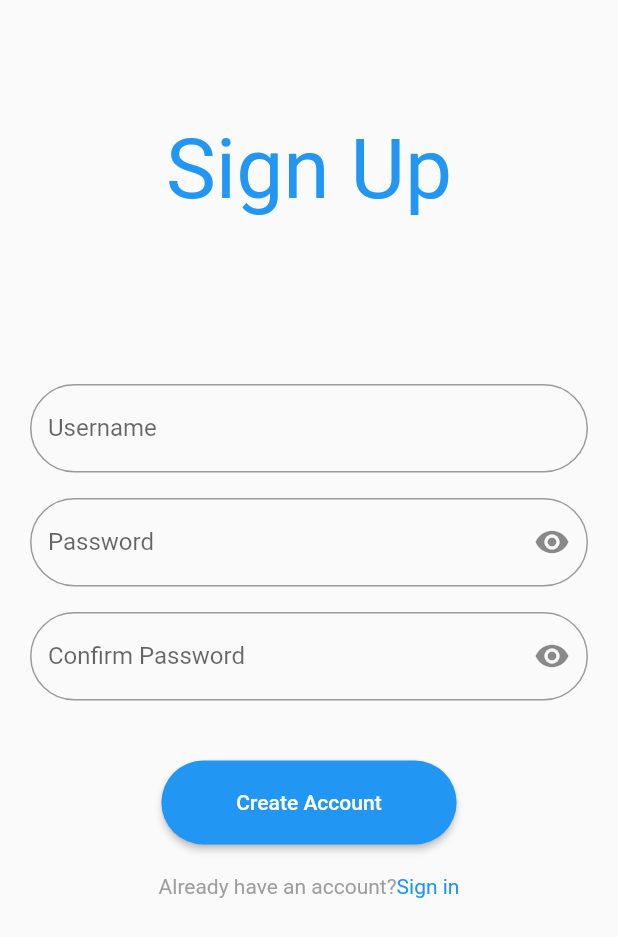
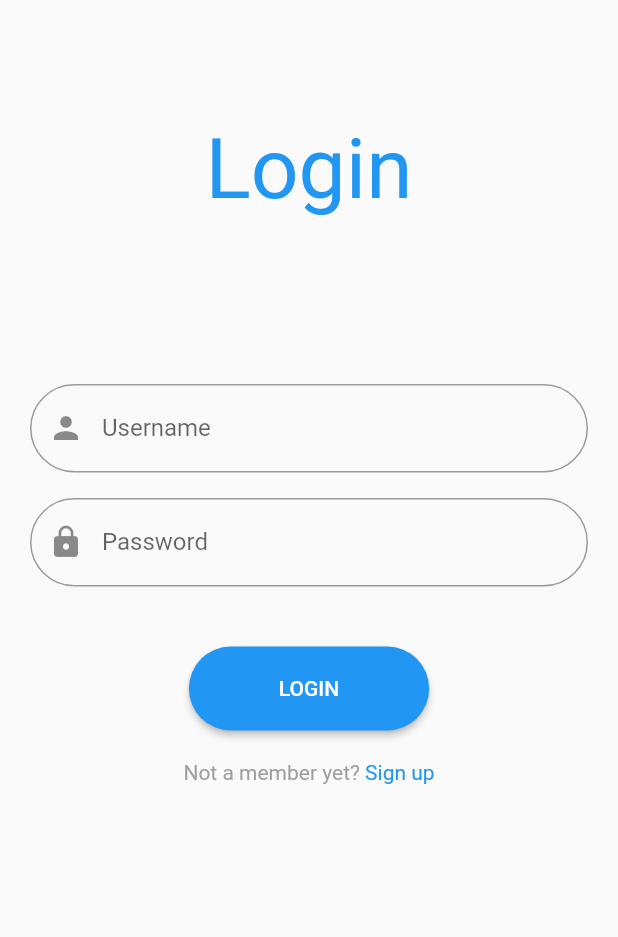
Before and after one commit to imaili/FireChat, a Flutter app: the screen it shows after launch, after a tap on "Sign in", on a phone screen of 412 x 824 dp. Shown: the top 937 px of the screen. Run offline on Flutter 3.47's test engine with Material 2 defaults, Android fonts, the phone set to English and light mode, and no system bars.

Commit message:
login page

```diff
--- a/lib/screens/auth_screen.dart
+++ b/lib/screens/auth_screen.dart
@@ -43,7 +43,7 @@ class _AuthScreenState extends State<AuthScreen> {
                   SizedBox(height: 60,),
                    Text(
 
-                     'Sign Up',
+                     _isLogin ? 'Login' : 'Sign Up',
 
                      style: Theme.of(context).textTheme.headline2,
                      ),
@@ -127,7 +127,7 @@ class _AuthScreenState extends State<AuthScreen> {
                shape: RoundedRectangleBorder(
                  borderRadius: BorderRadius.circular(30),
                ),
-               child: Text('Create Account', style: TextStyle(color: Colors.white),),
+               child: Text('CREATE ACCOUNT', style: TextStyle(color: Colors.white),),
             )
           ],
         )
@@ -136,11 +136,11 @@ class _AuthScreenState extends State<AuthScreen> {
       Row(
         mainAxisAlignment: MainAxisAlignment.center,
         children: [
-        Text('Already have an account?', style: TextStyle(color: Colors.grey),),
+        Text('Already have an account? ', style: TextStyle(color: Colors.grey),),
         InkWell(
           onTap: (){
             setState(() {
-              //_login = true;
+              _isLogin = true;
             });
           },
           child: Text('Sign in', style: TextStyle(color: Colors.blue),)
@@ -152,7 +152,68 @@ class _AuthScreenState extends State<AuthScreen> {
   }
 
   Widget buildLoginForm() {
-    return Form();
+    return Column(
+      children: [
+        Form(
+          child: Column(children: [
+            TextFormField(
+              decoration: InputDecoration(
+                labelText: 'Username',
+                prefixIcon: Icon(Icons.person),
+                border: OutlineInputBorder(
+                  borderRadius: BorderRadius.circular(30),
+                  borderSide: const BorderSide(width: 2)),
+              ),
+            ),
+
+            SizedBox(height: 17,),
+
+            TextFormField(
+              decoration: InputDecoration(
+                labelText: 'Password',
+                prefixIcon: Icon(Icons.lock),
+                border: OutlineInputBorder(
+                  borderRadius: BorderRadius.circular(30),
+                  borderSide: const BorderSide(width: 2)),
+              ),
+
+            ),
+            SizedBox(height: 40),
+            RaisedButton(
+
+              padding: EdgeInsets.fromLTRB(60, 20, 60, 20),
+              color: Theme.of(context).primaryColor,
+               onPressed: () {},
+               shape: RoundedRectangleBorder(
+                 borderRadius: BorderRadius.circular(30),
+               ),
+               child: Text('LOGIN',
+               style: TextStyle(color: Colors.white,),
+
+               ),
+            )
+
+          ],
+          ),
+        ),
+        SizedBox(height: 20,),
+        Row(
+        mainAxisAlignment: MainAxisAlignment.center,
+        children: [
+        Text('Not a member yet? ', style: TextStyle(color: Colors.grey),),
+        InkWell(
+          onTap: (){
+            setState(() {
+              _isLogin = false;
+            });
+          },
+          child: Text('Sign up', style: TextStyle(color: Colors.blue),)
+          )
+        ],
+        ),
+      ],
+
+    );
   }
 
   void _togglePassword(){
```
